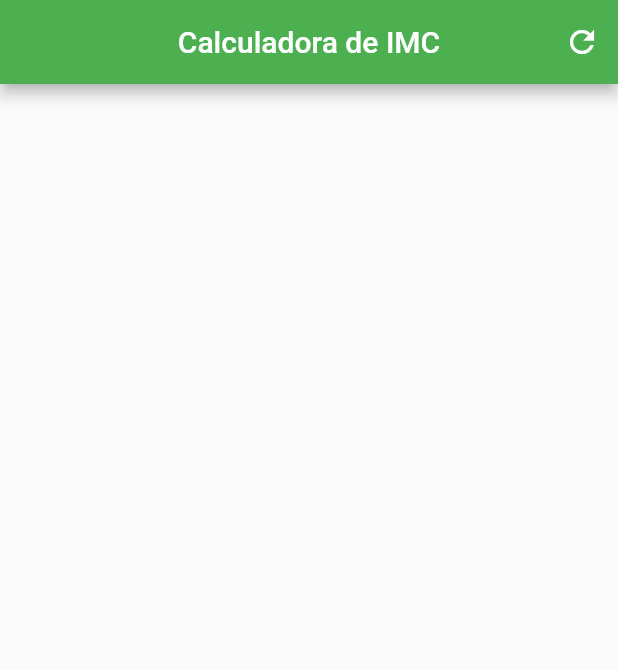
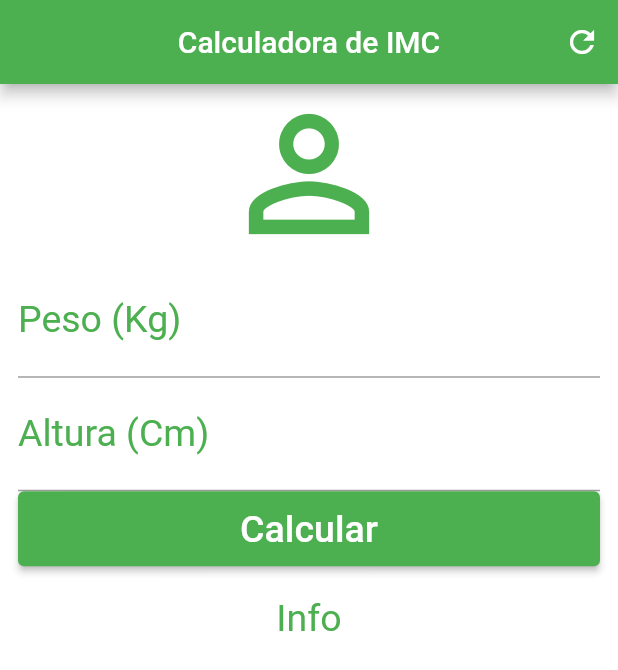
Before and after one commit to RenatoRosaFranco/imc_calculator, a Flutter app: the screen it shows after launch, on a phone screen of 412 x 824 dp. Shown: the top 670 px of the screen. Run offline on Flutter 3.47's test engine with Material 2 defaults, Android fonts, the phone set to English and light mode, and no system bars.

Commit message:
Added base body project layout

```diff
--- a/lib/main.dart
+++ b/lib/main.dart
@@ -31,6 +31,75 @@ class _HomeState extends State<Home> {
           )
         ],
       ),
+      backgroundColor: Colors.white,
+      body: SingleChildScrollView(
+        child: Padding(
+          padding: const EdgeInsets.fromLTRB(12.0, 0.0, 12.0, 0.0),
+          child: Column(
+            crossAxisAlignment: CrossAxisAlignment.stretch,
+            children: <Widget>[
+              const Icon(
+                Icons.person_outline,
+                size: 120,
+                color:
+                Colors.green,
+              ),
+              const TextField(
+                keyboardType: TextInputType.number,
+                decoration: InputDecoration(
+                  labelText: 'Peso (Kg)',
+                  labelStyle: TextStyle(
+                    color: Colors.green
+                  ),
+                ),
+                textAlign: TextAlign.center,
+                style: TextStyle(
+                  color: Colors.green,
+                  fontSize: 25,
+                ),
+              ),
+              const TextField(
+                keyboardType: TextInputType.number,
+                decoration: InputDecoration(
+                  labelText: 'Altura (Cm)',
+                  labelStyle: TextStyle(
+                      color: Colors.green
+                  ),
+                ),
+                textAlign: TextAlign.center,
+                style: TextStyle(
+                  color: Colors.green,
+                  fontSize: 25,
+                ),
+              ),
+              SizedBox(
+                height: 50,
+                child: ElevatedButton(
+                  onPressed: () {},
+                  style: ElevatedButton.styleFrom(
+                    backgroundColor: Colors.green
+                  ),
+                  child: const Text('Calcular',
+                  style: TextStyle(
+                    color: Colors.white,
+                    fontSize: 25.0
+                  ),),
+                ),
+              ),
+              const Padding(
+                padding: EdgeInsets.only(top: 20),
+                child: Text('Info',
+                  textAlign: TextAlign.center,
+                  style: TextStyle(
+                    color: Colors.green,
+                    fontSize: 25.0
+                  ),
+                ),
+              )
+            ],
+          ),
+        ),
+      ),
     );
   }
 }
```
